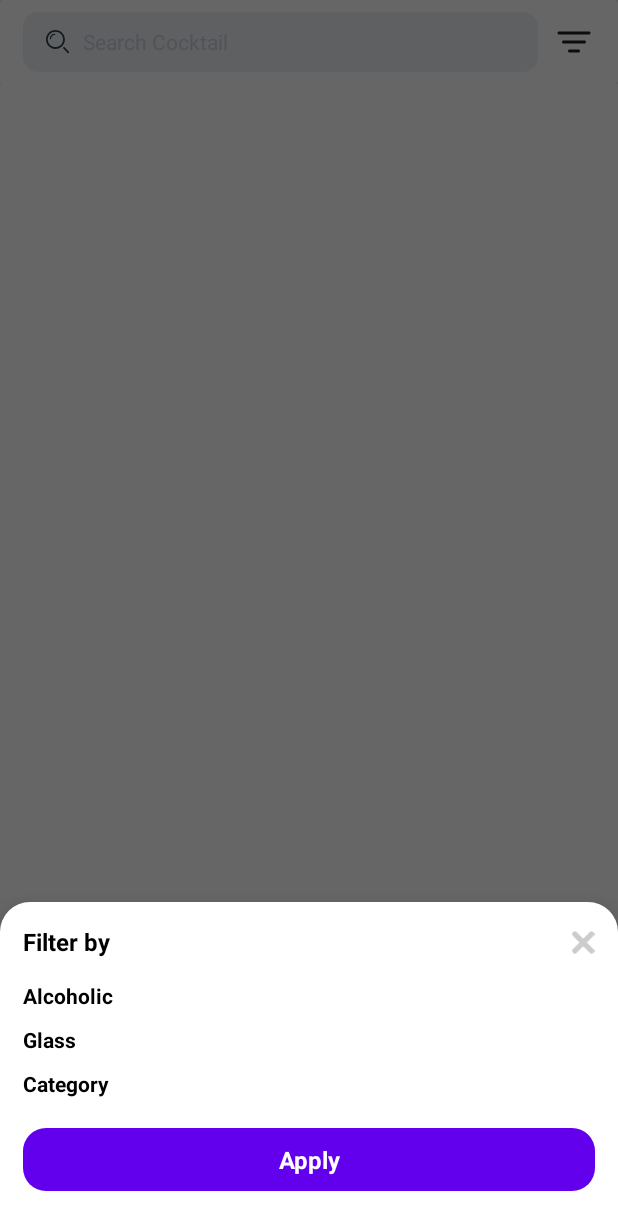
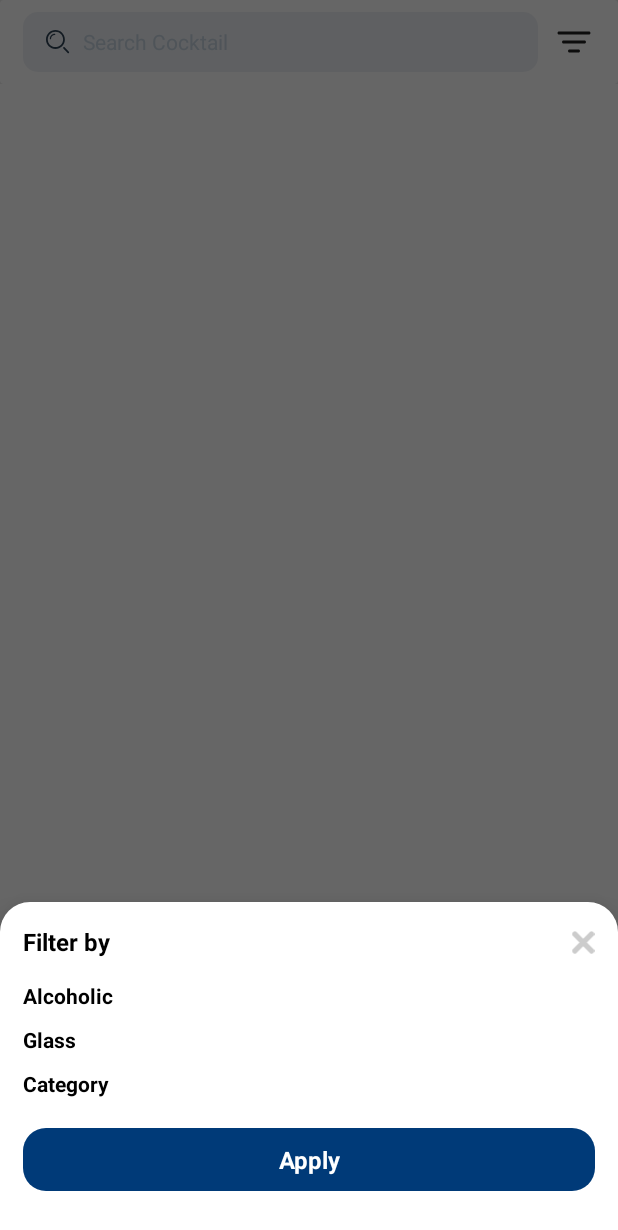
Before and after one commit to Budi77Darmawan/Android-CocktailCatalogue, an Android app: the screen it shows after launch (MainNavigationActivity), after a tap on an icon or button, on a phone screen of 412 x 824 dp. Shown: the top 1230 px of the screen. Run offline under Robolectric (Android 15) with nearby library versions, the phone set to English and light mode, and no system bars; our stand-ins replace Dagger/Hilt's generated code, FlexboxLayout; 1 statement that could not run was skipped.

Commit message:
changes primary and secondary default color [LIGHT THEME]

```diff
--- a/app/src/main/java/com/bddrmwan/cocktailcatalogue/main/extensions/ImageExt.kt
+++ b/app/src/main/java/com/bddrmwan/cocktailcatalogue/main/extensions/ImageExt.kt
@@ -60,7 +60,7 @@ fun getProgressDrawable(mContext: Context): CircularProgressDrawable {
     return CircularProgressDrawable(mContext).apply {
         strokeWidth = 10f
         centerRadius = 50f
-        setColorSchemeColors(ContextCompat.getColor(mContext, R.color.purple_200))
+        setColorSchemeColors(ContextCompat.getColor(mContext, R.color.colorSecondary))
         start()
     }
 }
--- a/app/src/main/res/drawable/bg_rounded_primary_button.xml
+++ b/app/src/main/res/drawable/bg_rounded_primary_button.xml
@@ -1,5 +1,5 @@
 <?xml version="1.0" encoding="utf-8"?>
 <shape xmlns:android="http://schemas.android.com/apk/res/android">
-    <solid android:color="@color/purple_500"/>
+    <solid android:color="@color/colorPrimary"/>
     <corners android:radius="15dp"/>
 </shape>
--- a/app/src/main/res/layout/dialog_bottom_sheet_filter.xml
+++ b/app/src/main/res/layout/dialog_bottom_sheet_filter.xml
@@ -29,7 +29,7 @@
         android:paddingHorizontal="15dp"
         android:paddingVertical="10dp"
         android:text="@string/reset"
-        android:textColor="@color/purple_500"
+        android:textColor="@color/colorPrimary"
         android:textSize="16sp"
         android:textStyle="bold"
         android:visibility="gone"
--- a/app/src/main/res/values-night/themes.xml
+++ b/app/src/main/res/values-night/themes.xml
@@ -2,9 +2,9 @@
     <!-- Base application theme. -->
     <style name="Theme.CocktailCatalogue" parent="Theme.MaterialComponents.DayNight.NoActionBar">
         <!-- Primary brand color. -->
-        <item name="colorPrimary">@color/purple_200</item>
-        <item name="colorPrimaryVariant">@color/purple_700</item>
-        <item name="colorOnPrimary">@color/black</item>
+        <item name="colorPrimary">@color/colorPrimary</item>
+        <item name="colorPrimaryVariant">@color/colorPrimary</item>
+        <item name="colorOnPrimary">@color/white</item>
         <!-- Secondary brand color. -->
         <item name="colorSecondary">@color/teal_200</item>
         <item name="colorSecondaryVariant">@color/teal_200</item>
--- a/app/src/main/res/values/colors.xml
+++ b/app/src/main/res/values/colors.xml
@@ -1,7 +1,7 @@
 <?xml version="1.0" encoding="utf-8"?>
 <resources>
-    <color name="purple_200">#FFBB86FC</color>
-    <color name="purple_500">#FF6200EE</color>
+    <color name="colorPrimary">#003A78</color>
+    <color name="colorSecondary">#F9820C</color>
     <color name="purple_700">#FF3700B3</color>
     <color name="teal_200">#FF03DAC5</color>
     <color name="teal_700">#FF018786</color>
--- a/app/src/main/res/values/themes.xml
+++ b/app/src/main/res/values/themes.xml
@@ -2,8 +2,8 @@
     <!-- Base application theme. -->
     <style name="Theme.CocktailCatalogue" parent="Theme.MaterialComponents.DayNight.NoActionBar">
         <!-- Primary brand color. -->
-        <item name="colorPrimary">@color/purple_500</item>
-        <item name="colorPrimaryVariant">@color/purple_700</item>
+        <item name="colorPrimary">@color/colorPrimary</item>
+        <item name="colorPrimaryVariant">@color/colorPrimary</item>
         <item name="colorOnPrimary">@color/white</item>
         <!-- Secondary brand color. -->
         <item name="colorSecondary">@color/teal_200</item>
```
Also changed, not shown: app/src/main/res/values/style.xml (+13 -1 lines).
